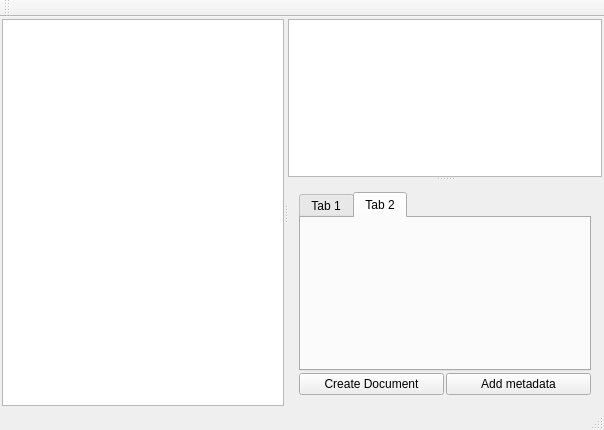
Qt form eDoc-Client/mainwindow.ui (diegowald/eDoc) before a commit.
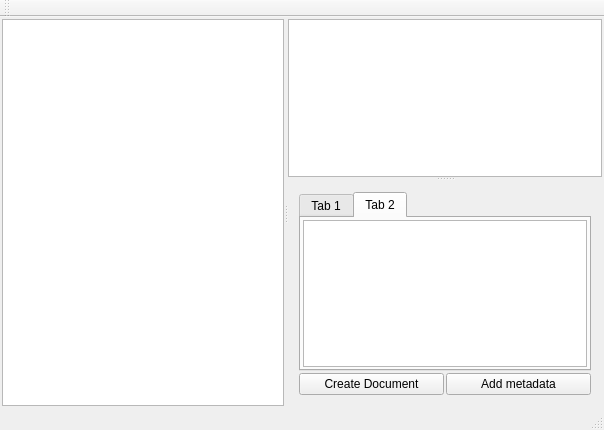
The same form after that commit.

Commit message: Added ListWidget to main window

```diff
--- a/eDoc-Client/mainwindow.ui
+++ b/eDoc-Client/mainwindow.ui
@@ -80,6 +80,26 @@
             <attribute name="title">
              <string>Tab 2</string>
             </attribute>
+            <layout class="QVBoxLayout" name="verticalLayout_2">
+             <property name="spacing">
+              <number>2</number>
+             </property>
+             <property name="leftMargin">
+              <number>2</number>
+             </property>
+             <property name="topMargin">
+              <number>2</number>
+             </property>
+             <property name="rightMargin">
+              <number>2</number>
+             </property>
+             <property name="bottomMargin">
+              <number>2</number>
+             </property>
+             <item>
+              <widget class="QListWidget" name="listWidget"/>
+             </item>
+            </layout>
            </widget>
           </widget>
          </item>
```
Left out of the diff: 2 changed lines with no effect on the pictures.
